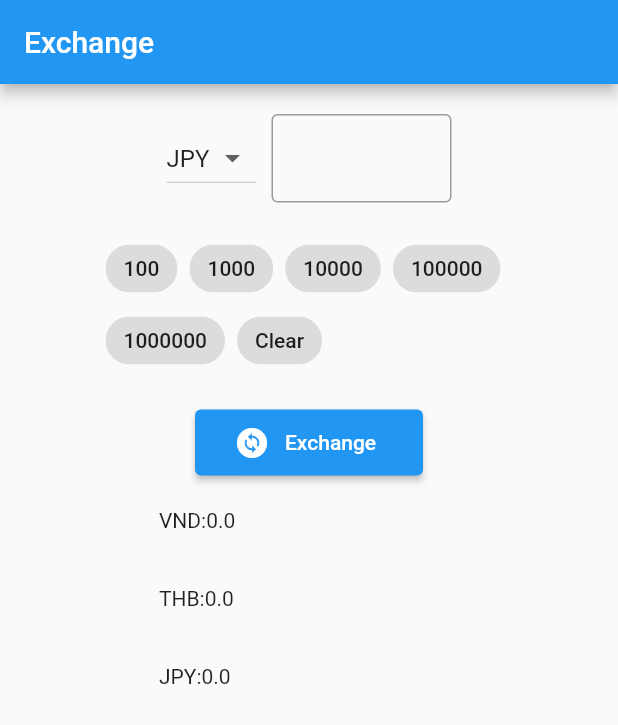
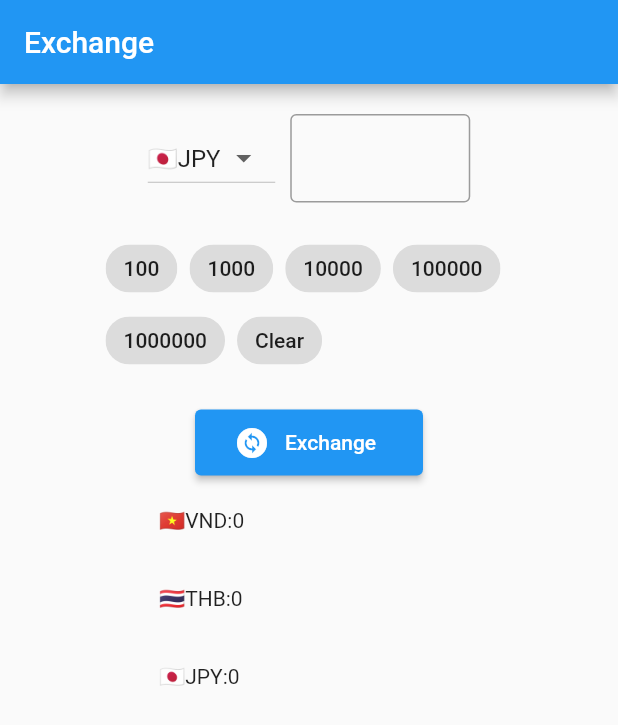
Before and after one commit to unbam/exch_jpy_to_vnd_and_thb, a Flutter app: the screen it shows after launch, on a phone screen of 412 x 824 dp. Shown: the top 725 px of the screen. Run offline on Flutter 3.47's test engine with Material 2 defaults, Android fonts, the light colour scheme and no system bars; our stand-ins replace dio, flutter_hooks, freezed_annotation, hooks_riverpod, url_strategy; missing offline and left inert: number_to_words_english.

Commit message:
feat: NumberFormat

```diff
--- a/lib/main.dart
+++ b/lib/main.dart
@@ -2,11 +2,14 @@ import 'package:flutter/material.dart';
 import 'package:flutter/services.dart';
 import 'package:flutter_hooks/flutter_hooks.dart';
 import 'package:hooks_riverpod/hooks_riverpod.dart';
+import 'package:intl/intl.dart';
 import 'package:number_to_words_english/number_to_words_english.dart';
 import 'package:url_strategy/url_strategy.dart';
 
 import 'currency_type.dart';
 import 'exchange_provider.dart';
+
+final formatter = NumberFormat('#,###.##');
 
 void main() {
   setPathUrlStrategy();
@@ -37,6 +40,7 @@ class MyApp extends StatelessWidget {
 class MyHomePage extends HookConsumerWidget {
   const MyHomePage({super.key, required this.title});
   final String title;
+
   @override
   Widget build(BuildContext context, WidgetRef ref) {
     final exchange = ref.watch(exchangeProvider);
@@ -62,21 +66,21 @@ class MyHomePage extends HookConsumerWidget {
               mainAxisAlignment: MainAxisAlignment.center,
               children: [
                 SizedBox(
-                  width: 60,
+                  width: 85,
                   child: DropdownButton(
                     value: currencyType.value,
                     items: const [
                       DropdownMenuItem(
                         value: CurrencyType.jpy,
-                        child: Text('JPY'),
+                        child: Text('🇯🇵JPY'),
                       ),
                       DropdownMenuItem(
                         value: CurrencyType.vnd,
-                        child: Text('VND'),
+                        child: Text('🇻🇳VND'),
                       ),
                       DropdownMenuItem(
                         value: CurrencyType.thb,
-                        child: Text('THB'),
+                        child: Text('🇹🇭THB'),
                       ),
                     ],
                     onChanged: (CurrencyType? value) {
@@ -201,8 +205,8 @@ class MyHomePage extends HookConsumerWidget {
                 children: [
                   Row(
                     children: [
-                      const Text('VND:'),
-                      SelectableText(toVND.value.toString()),
+                      const Text('🇻🇳VND:'),
+                      SelectableText(formatter.format(toVND.value)),
                       const SizedBox(
                         width: 20,
                       ),
@@ -214,8 +218,8 @@ class MyHomePage extends HookConsumerWidget {
                   ),
                   Row(
                     children: [
-                      const Text('THB:'),
-                      SelectableText(toTHB.value.toString()),
+                      const Text('🇹🇭THB:'),
+                      SelectableText(formatter.format(toTHB.value)),
                     ],
                   ),
                   Text(toTHBEng.value),
@@ -224,8 +228,8 @@ class MyHomePage extends HookConsumerWidget {
                   ),
                   Row(
                     children: [
-                      const Text('JPY:'),
-                      SelectableText(toJPY.value.toString()),
+                      const Text('🇯🇵JPY:'),
+                      SelectableText(formatter.format(toJPY.value)),
                     ],
                   ),
                   Text(toJPYEng.value),
--- a/pubspec.yaml
+++ b/pubspec.yaml
@@ -14,6 +14,7 @@ dependencies:
   flutter_hooks: ^0.18.6
   freezed_annotation: ^2.2.0
   hooks_riverpod: ^2.3.6
+  intl: ^0.18.1
   number_to_words_english: ^2.0.2
   url_strategy: ^0.2.0
 
```
Also changed, not shown: pubspec.lock.
